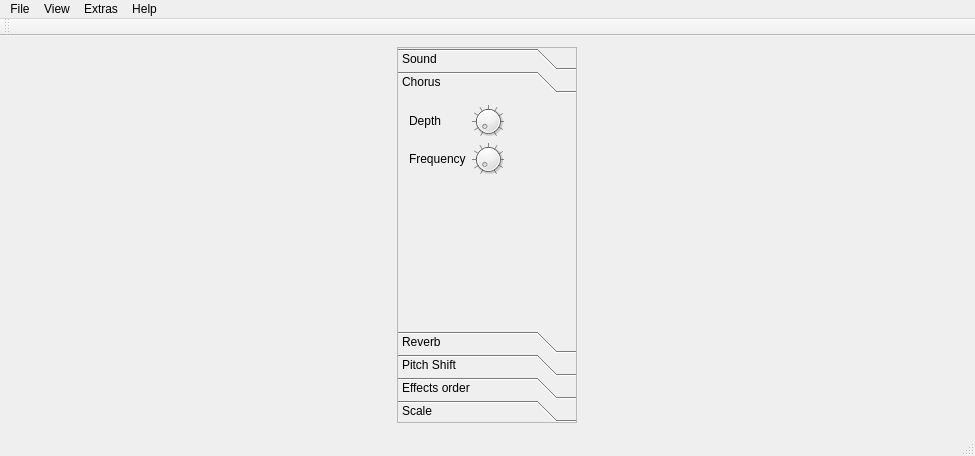
This is mainwindow.ui in 607011/termenvox as Qt 5 draws it before an edit. The edited form follows.
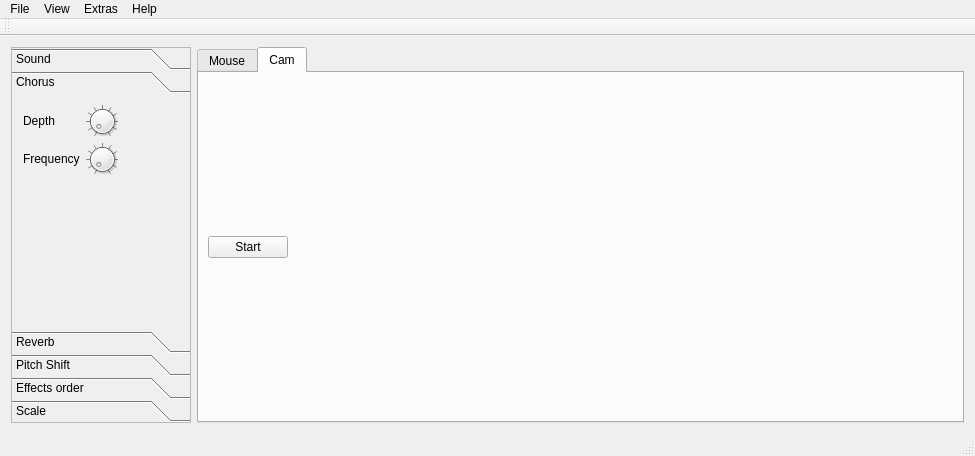
This is the edited form. The open tabs and pages were chosen to show the change.

Diff of the .ui file:
```diff
--- a/mainwindow.ui
+++ b/mainwindow.ui
@@ -377,8 +377,8 @@
         <rect>
          <x>0</x>
          <y>0</y>
-         <width>178</width>
-         <height>251</height>
+         <width>113</width>
+         <height>94</height>
         </rect>
        </property>
        <attribute name="label">
@@ -1180,6 +1180,101 @@
       </widget>
      </widget>
     </item>
+    <item>
+     <widget class="QTabWidget" name="tabWidget">
+      <property name="currentIndex">
+       <number>1</number>
+      </property>
+      <widget class="QWidget" name="tabMouse">
+       <attribute name="title">
+        <string>Mouse</string>
+       </attribute>
+       <layout class="QHBoxLayout" name="horizontalLayout_4">
+        <property name="spacing">
+         <number>0</number>
+        </property>
+        <property name="leftMargin">
+         <number>0</number>
+        </property>
+        <property name="topMargin">
+         <number>0</number>
+        </property>
+        <property name="rightMargin">
+         <number>0</number>
+        </property>
+        <property name="bottomMargin">
+         <number>0</number>
+        </property>
+        <item>
+         <layout class="QHBoxLayout" name="horizontalLayoutMouse">
+          <property name="spacing">
+           <number>0</number>
+          </property>
+         </layout>
+        </item>
+       </layout>
+      </widget>
+      <widget class="QWidget" name="tabCam">
+       <attribute name="title">
+        <string>Cam</string>
+       </attribute>
+       <layout class="QHBoxLayout" name="horizontalLayout_3">
+        <property name="leftMargin">
+         <number>0</number>
+        </property>
+        <property name="topMargin">
+         <number>0</number>
+        </property>
+        <property name="rightMargin">
+         <number>0</number>
+        </property>
+        <property name="bottomMargin">
+         <number>0</number>
+        </property>
+        <item>
+         <layout class="QHBoxLayout" name="horizontalLayoutCam">
+          <item>
+           <layout class="QVBoxLayout" name="verticalLayout_2">
+            <property name="leftMargin">
+             <number>9</number>
+            </property>
+            <property name="topMargin">
+             <number>9</number>
+            </property>
+            <property name="rightMargin">
+             <number>9</number>
+            </property>
+            <property name="bottomMargin">
+             <number>9</number>
+            </property>
+            <item>
+             <widget class="QPushButton" name="camOnOffPushButton">
+              <property name="text">
+               <string>Start</string>
+              </property>
+             </widget>
+            </item>
+           </layout>
+          </item>
+          <item>
+           <spacer name="horizontalSpacer_7">
+            <property name="orientation">
+             <enum>Qt::Horizontal</enum>
+            </property>
+            <property name="sizeHint" stdset="0">
+             <size>
+              <width>40</width>
+              <height>20</height>
+             </size>
+            </property>
+           </spacer>
+          </item>
+         </layout>
+        </item>
+       </layout>
+      </widget>
+     </widget>
+    </item>
    </layout>
   </widget>
   <widget class="QMenuBar" name="menuBar">
```
Left out of the diff: 16 changed lines with no effect on the pictures.
